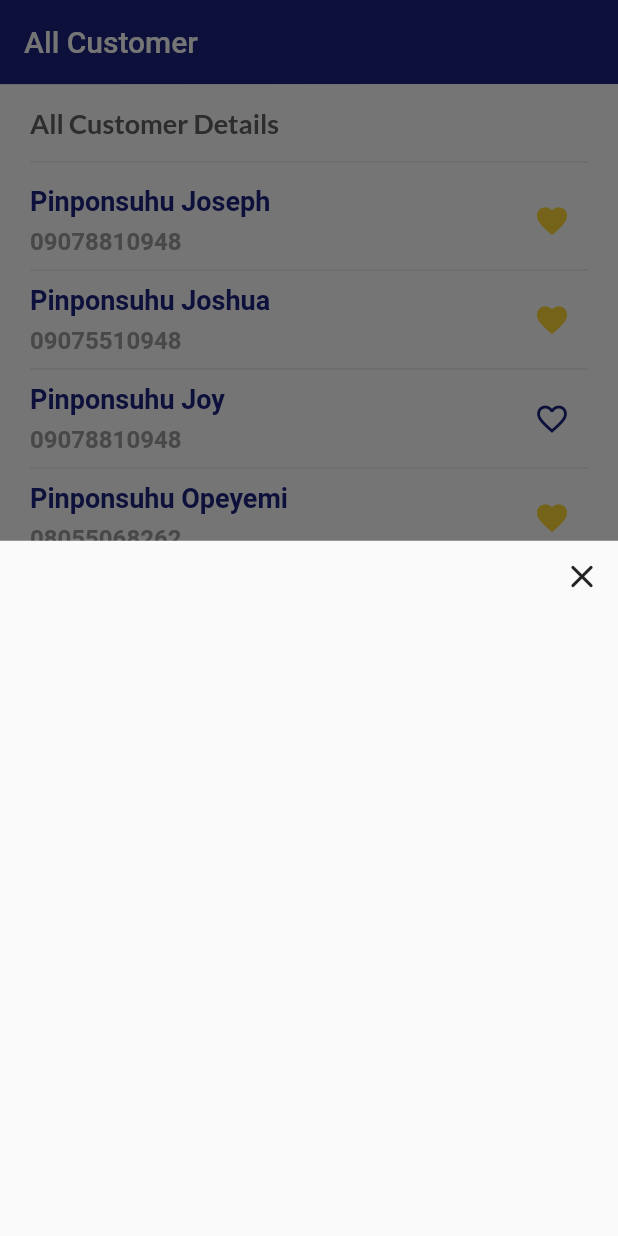
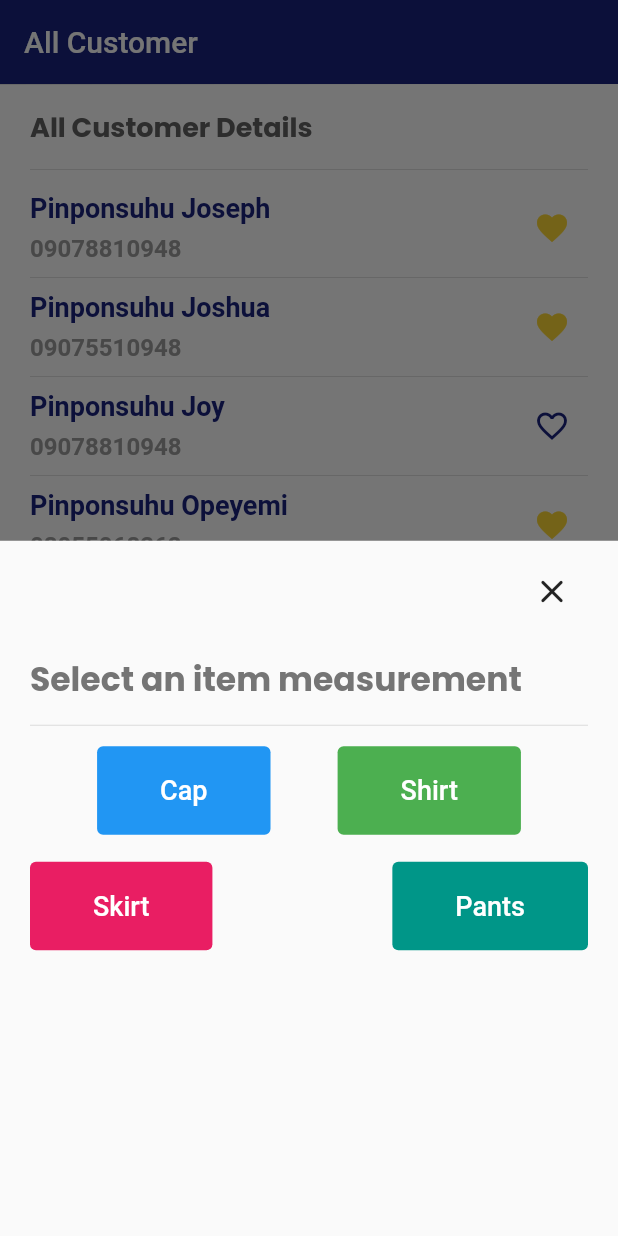
Before and after one commit to Pinponsuhu/Tailoring-app, a Flutter app: the AllCustomer screen opened directly, after a tap on the "add" icon, on a phone screen of 412 x 824 dp. Run offline on Flutter 3.47's test engine with Material 2 defaults, Android fonts, the phone set to English and light mode, and no system bars; our stand-ins replace flutter_native_splash, font_awesome_flutter, google_nav_bar.

Commit message:
Adding signs

```diff
--- a/lib/main.dart
+++ b/lib/main.dart
@@ -12,7 +12,7 @@ void main() {
       home: Authenticate(),
       routes: {
         '/home': (context) => Authenticated(),
-        '/add': (context) => AddNew(),
+        '/add-cap': (context) => AddNew(),
       }));
   FlutterNativeSplash.remove();
 }
--- a/lib/screens/all_customer/all_customer.dart
+++ b/lib/screens/all_customer/all_customer.dart
@@ -102,20 +102,6 @@ class _AllCustomerState extends State<AllCustomer> {
       'isFavorite': true
     },
     {
-      'name': "Pinponsuhu Joshua",
-      'gender': "Male",
-      'phone': "09075510948",
-      'category': "Cap",
-      'isFavorite': true
-    },
-    {
-      'name': "Pinponsuhu Joy",
-      'gender': "Female",
-      'phone': "09078810948",
-      'category': "Skirt",
-      'isFavorite': true
-    },
-    {
       'name': "Pinponsuhu Opeyemi",
       'gender': "Female",
       'phone': "08055068262",
@@ -148,7 +134,7 @@ class _AllCustomerState extends State<AllCustomer> {
                   "All Customer Details",
                   style: TextStyle(
                       fontSize: 18,
-                      fontFamily: "Lato",
+                      fontFamily: "Poppins",
                       color: Colors.grey[700],
                       fontWeight: FontWeight.bold),
                 ),
@@ -175,7 +161,12 @@ class _AllCustomerState extends State<AllCustomer> {
           onPressed: () {
             showModalBottomSheet(
               context: context,
-              builder: (context) => Column(
+              builder: (context) => Padding(
+                padding:
+                    const EdgeInsets.symmetric(horizontal: 20.0, vertical: 10),
+                child: Column(
+                  mainAxisAlignment: MainAxisAlignment.start,
+                  crossAxisAlignment: CrossAxisAlignment.start,
                   children: [
                     Row(
                         crossAxisAlignment: CrossAxisAlignment.end,
@@ -189,9 +180,92 @@ class _AllCustomerState extends State<AllCustomer> {
                             icon: Icon(size: 26, Icons.close_rounded),
                           )
                         ]),
+                    SizedBox(height: 18),
+                    Text("Select an item measurement",
+                        style: TextStyle(
+                          color: Colors.grey[600],
+                          fontSize: 22,
+                          fontWeight: FontWeight.bold,
+                          fontFamily: "Poppins",
+                        )),
+                    Divider(height: 28),
+                    Row(
+                      mainAxisAlignment: MainAxisAlignment.spaceEvenly,
+                      children: [
+                        TextButton(
+                          onPressed: () {
+                            Navigator.pushNamed(context, '/add-cap');
+                          },
+                          style: ButtonStyle(
+                              backgroundColor:
+                                  MaterialStateProperty.all(Colors.blue)),
+                          child: Padding(
+                              padding: EdgeInsets.symmetric(
+                                  vertical: 11, horizontal: 34),
+                              child: Text("Cap",
+                                  style: TextStyle(
+                                    color: Colors.white,
+                                    fontSize: 18,
+                                  ))),
+                        ),
+                        TextButton(
+                          onPressed: null,
+                          style: ButtonStyle(
+                              backgroundColor:
+                                  MaterialStateProperty.all(Colors.green)),
+                          child: Padding(
+                              padding: EdgeInsets.symmetric(
+                                  vertical: 11, horizontal: 34),
+                              child: Text("Shirt",
+                                  style: TextStyle(
+                                    color: Colors.white,
+                                    fontSize: 18,
+                                  ))),
+                        ),
                       ],
                     ),
+                    SizedBox(height: 18),
+                    Row(
+                      mainAxisAlignment: MainAxisAlignment.spaceEvenly,
+                      children: [
+                        TextButton(
+                          onPressed: () {
+                            Navigator.pushNamed(context, '/add-cap');
+                          },
+                          style: ButtonStyle(
+                              backgroundColor:
+                                  MaterialStateProperty.all(Colors.pink)),
+                          child: Padding(
+                              padding: EdgeInsets.symmetric(
+                                  vertical: 11, horizontal: 34),
+                              child: Text("Skirt",
+                                  style: TextStyle(
+                                    color: Colors.white,
+                                    fontSize: 18,
+                                  ))),
+                        ),
+                        Spacer(),
+                        TextButton(
+                          onPressed: null,
+                          style: ButtonStyle(
+                              backgroundColor:
+                                  MaterialStateProperty.all(Colors.teal)),
+                          child: Padding(
+                              padding: EdgeInsets.symmetric(
+                                  vertical: 11, horizontal: 34),
+                              child: Text("Pants",
+                                  style: TextStyle(
+                                    color: Colors.white,
+                                    fontSize: 18,
+                                  ))),
+                        ),
+                      ],
+                    )
+                  ],
+                ),
+              ),
             );
+            ;
           },
           child: Icon(color: Colors.indigo[900], Icons.add),
         ));
--- a/lib/screens/favorites/favorite.dart
+++ b/lib/screens/favorites/favorite.dart
@@ -48,7 +48,7 @@ class _FavoriteState extends State<Favorite> {
               "All Favorite Customers",
               style: TextStyle(
                   fontSize: 18,
-                  fontFamily: "Lato",
+                  fontFamily: "Poppins",
                   color: Colors.grey[700],
                   fontWeight: FontWeight.bold),
             ),
--- a/lib/screens/home/components/categories.dart
+++ b/lib/screens/home/components/categories.dart
@@ -15,7 +15,7 @@ Widget buildCategories({String? category}) {
         child: Text(
           category!,
           style: TextStyle(
-            fontFamily: "Lato",
+            fontFamily: "Poppins",
             color: Colors.yellow[600],
             fontSize: 17,
           ),
--- a/lib/screens/home/components/customers_block.dart
+++ b/lib/screens/home/components/customers_block.dart
@@ -39,7 +39,7 @@ Widget buildCustomerBlock(
           name!,
           style: TextStyle(
               fontSize: 22,
-              fontFamily: "Lato",
+              fontFamily: "Poppins",
               fontWeight: FontWeight.bold,
               color: Colors.indigo[800]),
         ),
@@ -48,7 +48,7 @@ Widget buildCustomerBlock(
           phone!.toString(),
           style: TextStyle(
               fontSize: 17,
-              fontFamily: "Lato",
+              fontFamily: "Poppins",
               fontWeight: FontWeight.w500,
               color: Colors.indigo[800]),
         ),
--- a/lib/screens/home/home.dart
+++ b/lib/screens/home/home.dart
@@ -63,7 +63,7 @@ class _HomeState extends State<Home> {
                         "Hello",
                         style: TextStyle(
                             fontSize: 18.0,
-                            fontFamily: "Lato",
+                            fontFamily: "Poppins",
                             fontWeight: FontWeight.w500,
                             color: Colors.grey[800]),
                       ),
@@ -74,7 +74,7 @@ class _HomeState extends State<Home> {
                         "Pinponsuhu",
                         style: TextStyle(
                             fontSize: 26.0,
-                            fontFamily: "Lato",
+                            fontFamily: "Poppins",
                             fontWeight: FontWeight.bold,
                             color: Colors.grey[800]),
                       ),
@@ -120,7 +120,7 @@ class _HomeState extends State<Home> {
                                           "App Name",
                                           style: TextStyle(
                                             fontWeight: FontWeight.bold,
-                                            fontFamily: "Lato",
+                                            fontFamily: "Poppins",
                                             color: Colors.indigo[900],
                                             fontSize: 18,
                                           ),
@@ -132,7 +132,7 @@ class _HomeState extends State<Home> {
                                           "Click the button below to get more information about the app",
                                           style: TextStyle(
                                             fontWeight: FontWeight.w400,
-                                            fontFamily: "Lato",
+                                            fontFamily: "Poppins",
                                             color: Colors.indigo[900],
                                             fontSize: 16,
                                           ),
@@ -158,7 +158,7 @@ class _HomeState extends State<Home> {
                                       style: TextStyle(
                                           color: Colors.yellow[600],
                                           fontSize: 18,
-                                          fontFamily: "Lato",
+                                          fontFamily: "Poppins",
                                           fontWeight: FontWeight.bold),
                                     ),
                                   ))
```
Also changed, not shown: pubspec.yaml (+11 -7 lines), fonts/Poppins-Black.ttf (added), fonts/Poppins-Bold.ttf (added), fonts/Poppins-ExtraBold.ttf (added), fonts/Poppins-Light.ttf (added), fonts/Poppins-Medium.ttf (added), fonts/Poppins-Regular.ttf (added), fonts/Poppins-SemiBold.ttf (added), fonts/Poppins-Thin.ttf (added), pubspec.lock, 1 other file. Lines whose indentation alone changed are shown as unchanged.
